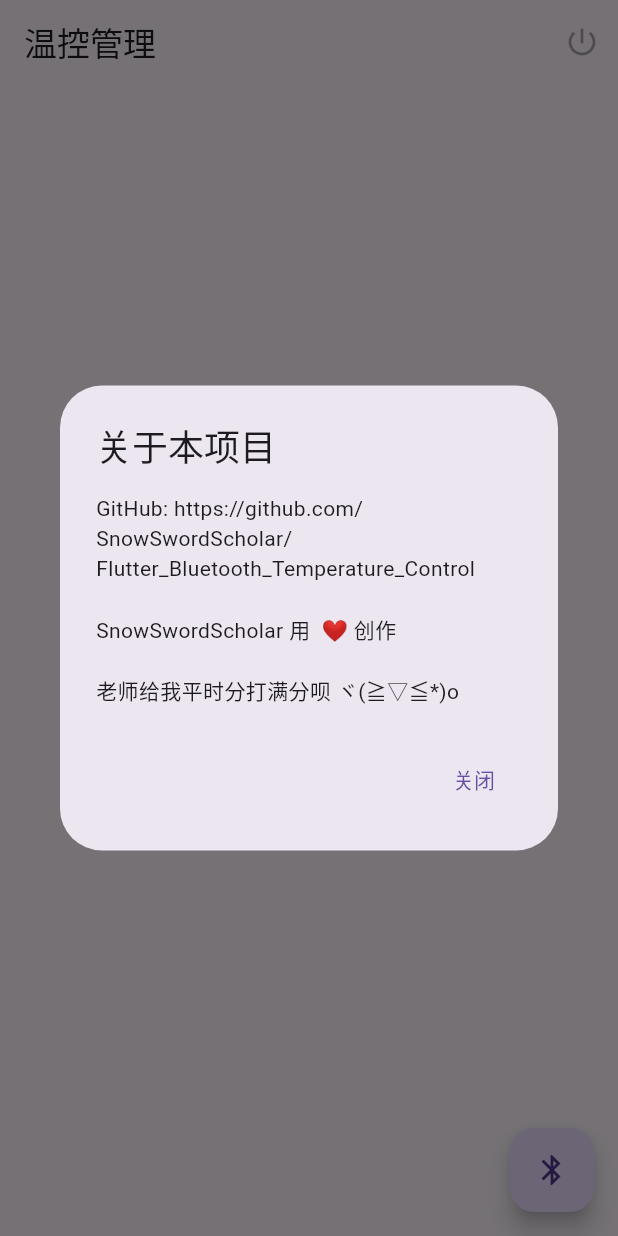
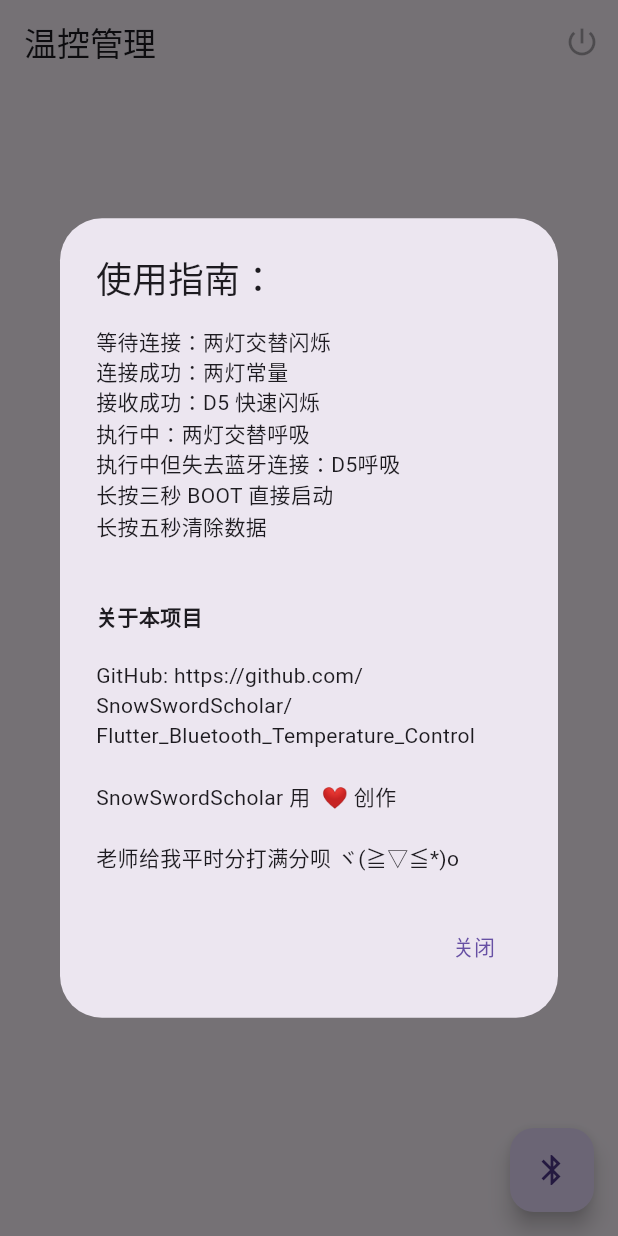
Before and after one commit to SnowSwordScholar/Flutter_Bluetooth_Temperature_Control, a Flutter app: the screen it shows after launch, after a tap on "温控管理", on a phone screen of 412 x 824 dp. Run offline on Flutter 3.47's test engine with Material 3 defaults, Android fonts, the light colour scheme and no system bars; our stand-ins replace flutter_blue_plus, logger, permission_handler, shared_preferences.

Commit message:
添加使用指南
添加使用指南

```diff
--- a/lib/screens/home_screen.dart
+++ b/lib/screens/home_screen.dart
@@ -63,11 +63,33 @@ class _HomeScreenState extends State<HomeScreen> {
     context: context,
     builder: (BuildContext context) {
       return AlertDialog(
-          title: const Text('关于本项目'),
-          content: const Text(
+        title: const Text('使用指南：'),
+        content: const Column(
+          mainAxisSize: MainAxisSize.min,
+          crossAxisAlignment: CrossAxisAlignment.start, // 确保所有文本居左对齐
+          children: <Widget>[
+            Text(
+              '等待连接：两灯交替闪烁\n'
+              '连接成功：两灯常量\n'
+              '接收成功：D5 快速闪烁\n'
+              '执行中：两灯交替呼吸\n'
+              '执行中但失去蓝牙连接：D5呼吸\n'
+              '长按三秒 BOOT 直接启动\n'
+              '长按五秒清除数据\n\n',
+
+            ),
+            Text(
+              '关于本项目\n',
+              style: TextStyle(fontWeight: FontWeight.bold), // 加粗文本
+
+            ),
+            Text(
               'GitHub: https://github.com/SnowSwordScholar/Flutter_Bluetooth_Temperature_Control\n\n'
               'SnowSwordScholar 用  ❤️ 创作\n\n'
               '老师给我平时分打满分呗 ヾ(≧▽≦*)o',
+
+            ),
+          ],
         ),
         actions: [
           TextButton(
@@ -151,6 +173,15 @@ class _HomeScreenState extends State<HomeScreen> {
                               ),
                             ],
                           ),
+                          Text(
+                            temperatureProvider.isRunning
+                                ? ''
+                                : '\n\n\n请稍等片刻，\n如果运行时间不为 0 ，\n设备仍可能在运行',
+                            style: const TextStyle(
+                              fontSize: 11,
+                              color:  Colors.red
+                            ),
+                          ),
                         ],
                       ),
 
```
Lines whose indentation alone changed are shown as unchanged.
